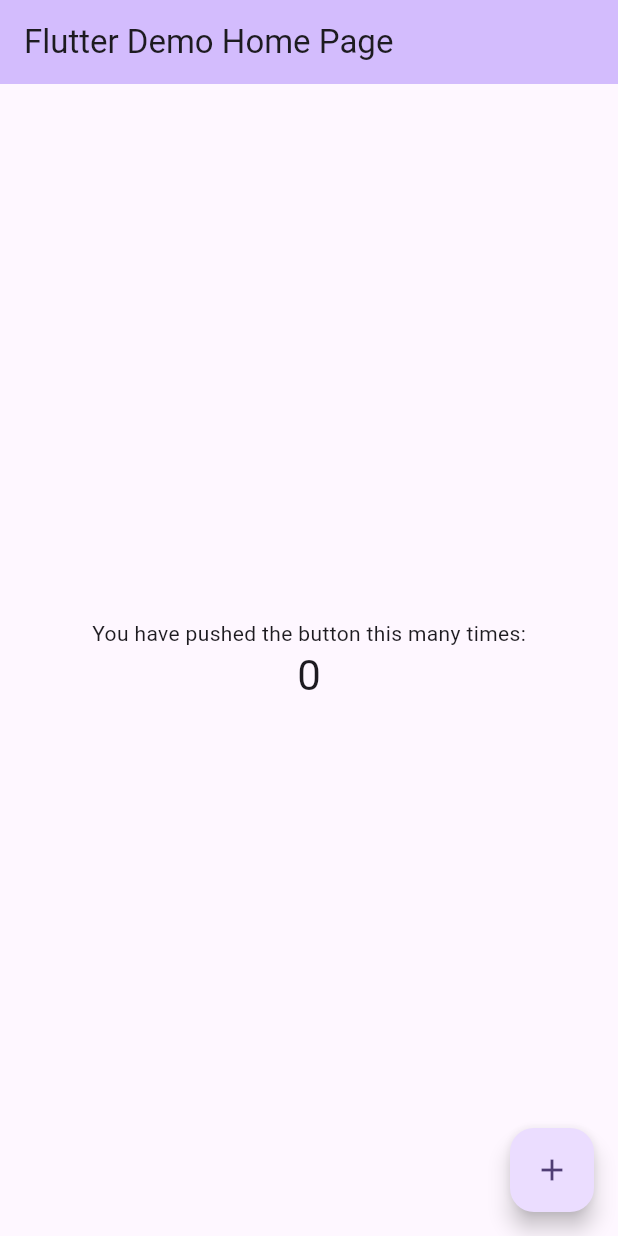
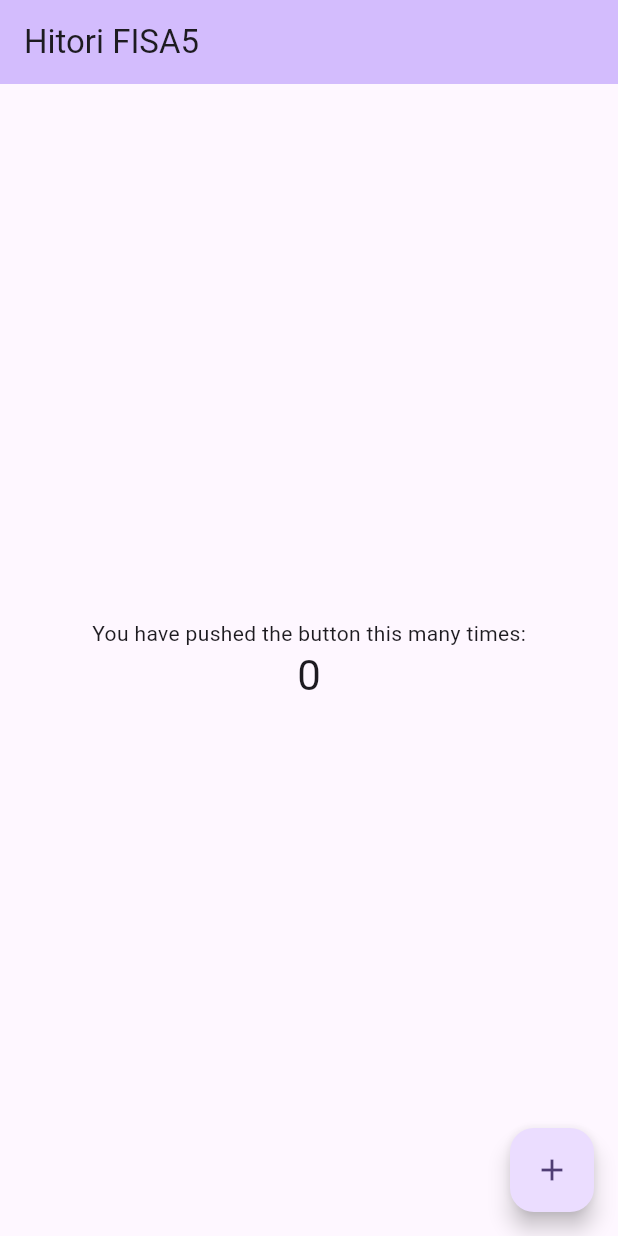
Before and after one commit to Barbary-Theo/FISA5-hitori, a Flutter app: the screen it shows after launch, on a phone screen of 412 x 824 dp. Run offline on Flutter 3.47's test engine with Material 2 defaults, Android fonts, the phone set to English and light mode, and no system bars.

Commit message:
Some changes

```diff
--- a/hitori/lib/main.dart
+++ b/hitori/lib/main.dart
@@ -7,47 +7,22 @@ void main() {
 class MyApp extends StatelessWidget {
   const MyApp({super.key});
 
-  // This widget is the root of your application.
   @override
   Widget build(BuildContext context) {
     return MaterialApp(
-      title: 'Flutter Demo',
+      debugShowCheckedModeBanner: false,
+      title: 'Hitori',
       theme: ThemeData(
-        // This is the theme of your application.
-        //
-        // TRY THIS: Try running your application with "flutter run". You'll see
-        // the application has a blue toolbar. Then, without quitting the app,
-        // try changing the seedColor in the colorScheme below to Colors.green
-        // and then invoke "hot reload" (save your changes or press the "hot
-        // reload" button in a Flutter-supported IDE, or press "r" if you used
-        // the command line to start the app).
-        //
-        // Notice that the counter didn't reset back to zero; the application
-        // state is not lost during the reload. To reset the state, use hot
-        // restart instead.
-        //
-        // This works for code too, not just values: Most code changes can be
-        // tested with just a hot reload.
         colorScheme: ColorScheme.fromSeed(seedColor: Colors.deepPurple),
         useMaterial3: true,
       ),
-      home: const MyHomePage(title: 'Flutter Demo Home Page'),
+      home: const MyHomePage(title: 'Hitori FISA5'),
     );
   }
 }
 
 class MyHomePage extends StatefulWidget {
   const MyHomePage({super.key, required this.title});
-
-  // This widget is the home page of your application. It is stateful, meaning
-  // that it has a State object (defined below) that contains fields that affect
-  // how it looks.
-
-  // This class is the configuration for the state. It holds the values (in this
-  // case the title) provided by the parent (in this case the App widget) and
-  // used by the build method of the State. Fields in a Widget subclass are
-  // always marked "final".
-
   final String title;
 
   @override
@@ -59,50 +34,19 @@ class _MyHomePageState extends State<MyHomePage> {
 
   void _incrementCounter() {
     setState(() {
-      // This call to setState tells the Flutter framework that something has
-      // changed in this State, which causes it to rerun the build method below
-      // so that the display can reflect the updated values. If we changed
-      // _counter without calling setState(), then the build method would not be
-      // called again, and so nothing would appear to happen.
       _counter++;
     });
   }
 
   @override
   Widget build(BuildContext context) {
-    // This method is rerun every time setState is called, for instance as done
-    // by the _incrementCounter method above.
-    //
-    // The Flutter framework has been optimized to make rerunning build methods
-    // fast, so that you can just rebuild anything that needs updating rather
-    // than having to individually change instances of widgets.
     return Scaffold(
       appBar: AppBar(
-        // TRY THIS: Try changing the color here to a specific color (to
-        // Colors.amber, perhaps?) and trigger a hot reload to see the AppBar
-        // change color while the other colors stay the same.
         backgroundColor: Theme.of(context).colorScheme.inversePrimary,
-        // Here we take the value from the MyHomePage object that was created by
-        // the App.build method, and use it to set our appbar title.
         title: Text(widget.title),
       ),
       body: Center(
-        // Center is a layout widget. It takes a single child and positions it
-        // in the middle of the parent.
         child: Column(
-          // Column is also a layout widget. It takes a list of children and
-          // arranges them vertically. By default, it sizes itself to fit its
-          // children horizontally, and tries to be as tall as its parent.
-          //
-          // Column has various properties to control how it sizes itself and
-          // how it positions its children. Here we use mainAxisAlignment to
-          // center the children vertically; the main axis here is the vertical
-          // axis because Columns are vertical (the cross axis would be
-          // horizontal).
-          //
-          // TRY THIS: Invoke "debug painting" (choose the "Toggle Debug Paint"
-          // action in the IDE, or press "p" in the console), to see the
-          // wireframe for each widget.
           mainAxisAlignment: MainAxisAlignment.center,
           children: <Widget>[
             const Text(
@@ -119,7 +63,7 @@ class _MyHomePageState extends State<MyHomePage> {
         onPressed: _incrementCounter,
         tooltip: 'Increment',
         child: const Icon(Icons.add),
-      ), // This trailing comma makes auto-formatting nicer for build methods.
+      ),
     );
   }
 }
```
